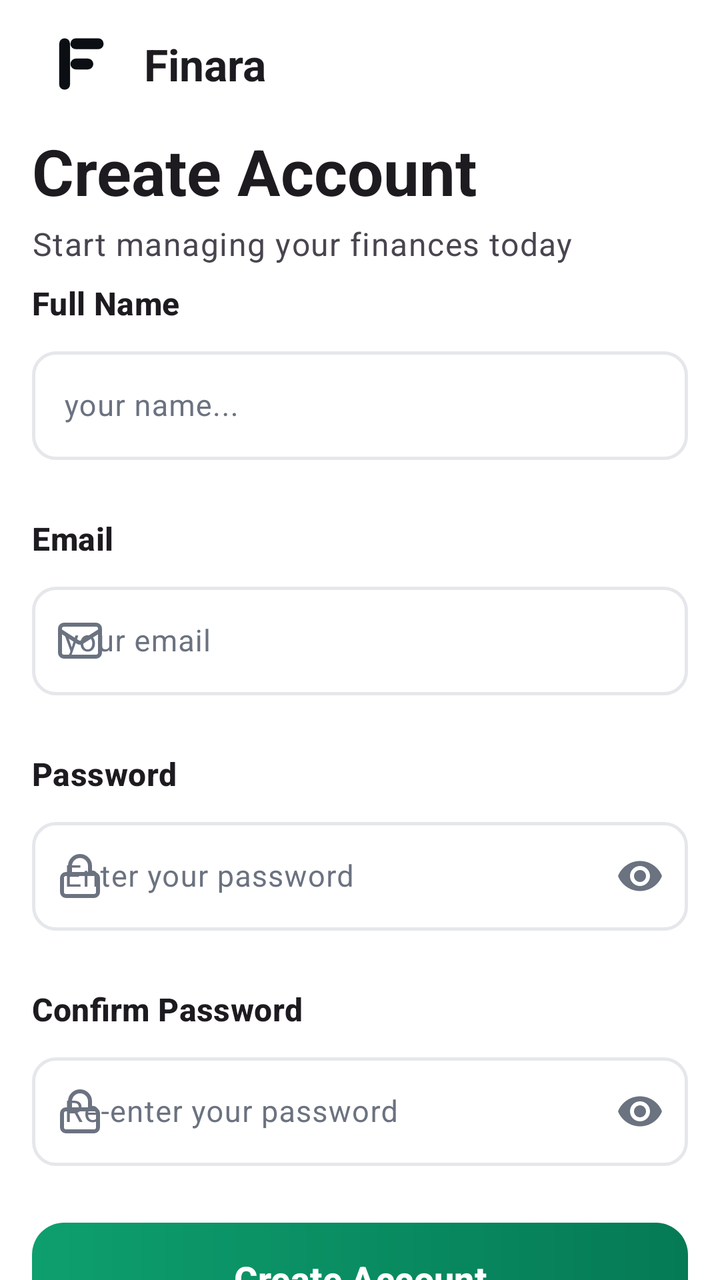
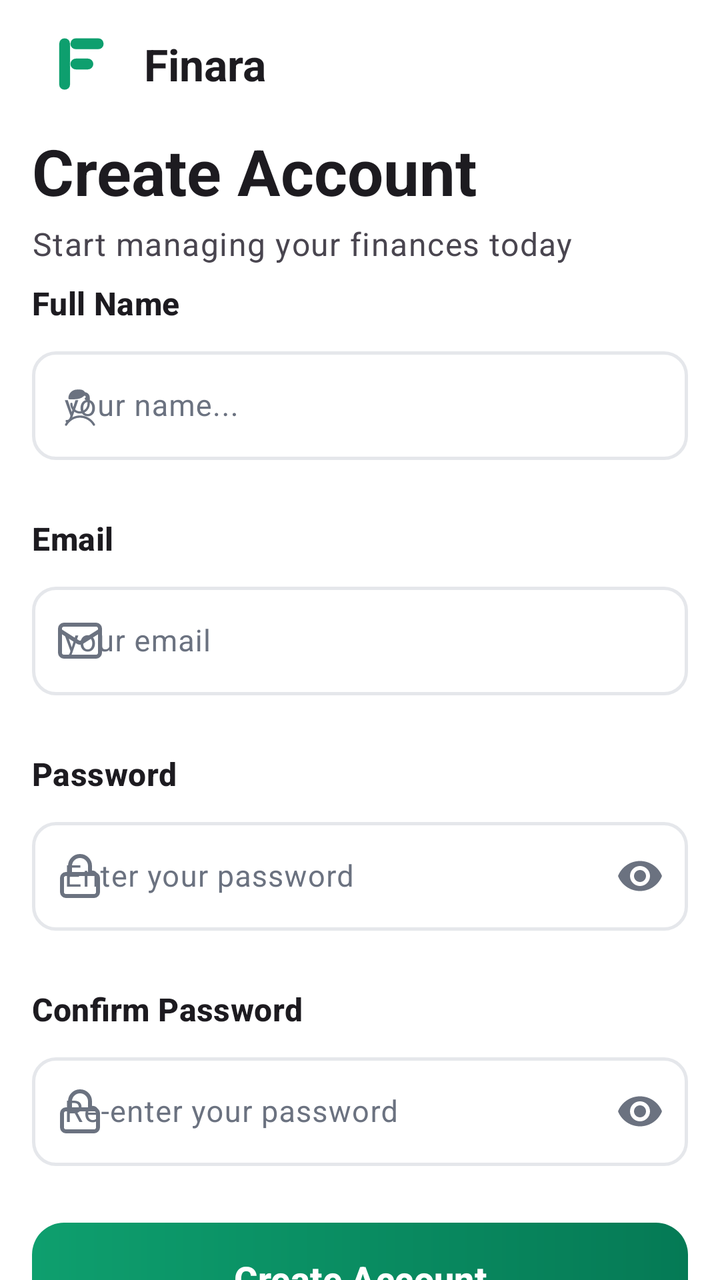

Before-and-after screenshots of an Android layout around one commit, followed by the original layout XML and the change that was made.
<!-- AndroidManifest.xml: application theme Theme.ExpenseTracker -->
<!-- res/layout/screen_login_sign_up.xml -->
<?xml version="1.0" encoding="utf-8"?>
<androidx.core.widget.NestedScrollView xmlns:android="http://schemas.android.com/apk/res/android"
    xmlns:app="http://schemas.android.com/apk/res-auto"
    xmlns:tools="http://schemas.android.com/tools"
    android:layout_width="match_parent"
    android:layout_height="match_parent"
    android:background="?attr/colorSurface"
    android:fillViewport="true"
    tools:context=".presentation.splash.LoginSignUpScreen">

    <LinearLayout
        android:layout_width="match_parent"
        android:layout_height="wrap_content"
        android:orientation="vertical"
        android:paddingHorizontal="@dimen/screen_gutter"
        android:paddingTop="@dimen/space_sm"
        android:paddingBottom="@dimen/space_xl">

        
        <LinearLayout
            android:layout_width="wrap_content"
            android:layout_height="wrap_content"
            android:gravity="center_vertical"
            android:orientation="horizontal">

            <ImageView
                android:id="@+id/imageView"
                android:layout_width="@dimen/login_logo_size"
                android:layout_height="@dimen/login_logo_size"
                android:importantForAccessibility="no"
                android:src="@drawable/finara_monochrome" />

            <TextView
                android:layout_width="wrap_content"
                android:layout_height="wrap_content"
                android:layout_marginStart="@dimen/space_md"
                android:text="@string/finara"
                android:textAppearance="@style/TextAppearance.Material3.TitleLarge"
                android:textColor="?attr/colorOnSurface"
                android:textStyle="bold" />
        </LinearLayout>

        <TextView
            android:layout_width="wrap_content"
            android:layout_height="wrap_content"
            android:layout_marginTop="@dimen/space_xl"
            android:text="@string/create_account"
            android:textAppearance="@style/TextAppearance.Finara.Title" />

        <TextView
            android:layout_width="wrap_content"
            android:layout_height="wrap_content"
            android:layout_marginTop="@dimen/space_xs"
            android:text="@string/sign_up_subtitle"
            android:textAppearance="@style/TextAppearance.Finara.Subtitle" />

        
        <TextView
            android:layout_width="wrap_content"
            android:layout_height="wrap_content"
            android:layout_marginTop="@dimen/space_xl"
            android:labelFor="@id/nameEdit"
            android:text="@string/full_name"
            android:textAppearance="@style/TextAppearance.Finara.FieldLabel" />

        <com.google.android.material.textfield.TextInputLayout
            android:id="@+id/nameLayout"
            style="@style/Widget.Finara.TextInputLayout"
            android:layout_width="match_parent"
            android:layout_height="wrap_content"
            android:layout_marginTop="@dimen/space_md"
            android:hint="@string/hint_name">

            <com.google.android.material.textfield.TextInputEditText
                android:id="@+id/nameEdit"
                style="@style/Widget.Finara.TextInputEditText"
                android:layout_width="match_parent"
                android:layout_height="wrap_content"
                android:autofillHints="name"
                android:imeOptions="actionNext"
                android:inputType="textPersonName" />
        </com.google.android.material.textfield.TextInputLayout>

        
        <TextView
            android:layout_width="wrap_content"
            android:layout_height="wrap_content"
            android:layout_marginTop="@dimen/space_lg"
            android:labelFor="@id/gmailEdit"
            android:text="@string/email"
            android:textAppearance="@style/TextAppearance.Finara.FieldLabel" />

        <com.google.android.material.textfield.TextInputLayout
            android:id="@+id/gmailLayout"
            style="@style/Widget.Finara.TextInputLayout"
            android:layout_width="match_parent"
            android:layout_height="wrap_content"
            android:layout_marginTop="@dimen/space_md"
            android:hint="@string/hint_email"
            app:startIconDrawable="@drawable/ic_mail">

            <com.google.android.material.textfield.TextInputEditText
                android:id="@+id/gmailEdit"
                style="@style/Widget.Finara.TextInputEditText"
                android:layout_width="match_parent"
                android:layout_height="wrap_content"
                android:autofillHints="emailAddress"
                android:imeOptions="actionNext"
                android:inputType="textEmailAddress" />
        </com.google.android.material.textfield.TextInputLayout>

        
        <TextView
            android:layout_width="wrap_content"
            android:layout_height="wrap_content"
            android:layout_marginTop="@dimen/space_lg"
            android:labelFor="@id/passwordEdit"
            android:text="@string/password"
            android:textAppearance="@style/TextAppearance.Finara.FieldLabel" />

        <com.google.android.material.textfield.TextInputLayout
            android:id="@+id/passwordLayout"
            style="@style/Widget.Finara.TextInputLayout"
            android:layout_width="match_parent"
            android:layout_height="wrap_content"
            android:layout_marginTop="@dimen/space_md"
            android:hint="@string/hint_password"
            app:endIconMode="password_toggle"
            app:startIconDrawable="@drawable/ic_password">

            <com.google.android.material.textfield.TextInputEditText
                android:id="@+id/passwordEdit"
                style="@style/Widget.Finara.TextInputEditText"
                android:layout_width="match_parent"
                android:layout_height="wrap_content"
                android:autofillHints="newPassword"
                android:imeOptions="actionNext"
                android:inputType="textPassword" />
        </com.google.android.material.textfield.TextInputLayout>

        
        <TextView
            android:layout_width="wrap_content"
            android:layout_height="wrap_content"
            android:layout_marginTop="@dimen/space_lg"
            android:labelFor="@id/confirmPasswordEdit"
            android:text="@string/confirm_password"
            android:textAppearance="@style/TextAppearance.Finara.FieldLabel" />

        <com.google.android.material.textfield.TextInputLayout
            android:id="@+id/confirmPasswordLayout"
            style="@style/Widget.Finara.TextInputLayout"
            android:layout_width="match_parent"
            android:layout_height="wrap_content"
            android:layout_marginTop="@dimen/space_md"
            android:hint="@string/confirm_hint_password"
            app:endIconMode="password_toggle"
            app:startIconDrawable="@drawable/ic_password">

            <com.google.android.material.textfield.TextInputEditText
                android:id="@+id/confirmPasswordEdit"
                style="@style/Widget.Finara.TextInputEditText"
                android:layout_width="match_parent"
                android:layout_height="wrap_content"
                android:autofillHints="newPassword"
                android:imeOptions="actionDone"
                android:inputType="textPassword" />
        </com.google.android.material.textfield.TextInputLayout>

        
        <com.google.android.material.button.MaterialButton
            android:id="@+id/createAccountBtn"
            style="@style/Widget.Finara.Button.Primary"
            android:layout_width="match_parent"
            android:layout_marginTop="@dimen/space_lg"
            android:text="@string/create_account" />

        
        <LinearLayout
            android:layout_width="match_parent"
            android:layout_height="wrap_content"
            android:layout_marginTop="@dimen/space_xl"
            android:gravity="center_vertical"
            android:orientation="horizontal">

            <View
                android:layout_width="0dp"
                android:layout_height="@dimen/divider_thickness"
                android:layout_weight="1"
                android:background="@color/surface_border" />

            <TextView
                android:layout_width="wrap_content"
                android:layout_height="wrap_content"
                android:layout_marginHorizontal="@dimen/space_md"
                android:text="@string/or_continue_with"
                android:textColor="@color/text_secondary"
                android:textSize="13sp" />

            <View
                android:layout_width="0dp"
                android:layout_height="@dimen/divider_thickness"
                android:layout_weight="1"
                android:background="@color/surface_border" />
        </LinearLayout>

        
        <LinearLayout
            android:layout_width="wrap_content"
            android:layout_height="wrap_content"
            android:layout_gravity="center_horizontal"
            android:layout_marginTop="@dimen/space_lg"
            android:orientation="horizontal">

            <ImageButton
                android:id="@+id/appleBtn"
                style="@style/Widget.Finara.SocialButton"
                android:contentDescription="@string/cd_sign_in_apple"
                android:src="@drawable/ic_apple" />

            <ImageButton
                android:id="@+id/facebookBtn"
                style="@style/Widget.Finara.SocialButton"
                android:layout_marginStart="@dimen/social_button_gap"
                android:contentDescription="@string/cd_sign_in_facebook"
                android:src="@drawable/ic_facebook" />

            <ImageButton
                android:id="@+id/googleBtn"
                style="@style/Widget.Finara.SocialButton"
                android:layout_marginStart="@dimen/social_button_gap"
                android:contentDescription="@string/cd_sign_in_google"
                android:src="@drawable/ic_google" />

            <ImageButton
                android:id="@+id/twitterBtn"
                style="@style/Widget.Finara.SocialButton"
                android:layout_marginStart="@dimen/social_button_gap"
                android:contentDescription="@string/cd_sign_in_twitter"
                android:src="@drawable/ic_xtwitter" />
        </LinearLayout>

        
        <LinearLayout
            android:layout_width="wrap_content"
            android:layout_height="wrap_content"
            android:layout_gravity="center_horizontal"
            android:layout_marginTop="@dimen/space_lg"
            android:gravity="center_vertical"
            android:orientation="horizontal">

            <TextView
                android:layout_width="wrap_content"
                android:layout_height="wrap_content"
                android:text="@string/already_have_account"
                android:textColor="?attr/colorOnSurfaceVariant" />

            <TextView
                android:id="@+id/signInBtn"
                style="@style/Widget.Finara.TextLink"
                android:layout_marginStart="@dimen/space_xs"
                android:text="@string/sign_in" />
        </LinearLayout>

    </LinearLayout>
</androidx.core.widget.NestedScrollView>
<!-- resources referenced by this layout -->
<resources>
  <color name="surface_border">#E5E7EB</color>
  <color name="text_secondary">#6B7280</color>
  <dimen name="divider_thickness">1.5dp</dimen>
  <dimen name="login_logo_size">48dp</dimen>
  <dimen name="screen_gutter">16dp</dimen>
  <dimen name="social_button_gap">12dp</dimen>
  <dimen name="space_lg">8dp</dimen>
  <dimen name="space_md">8dp</dimen>
  <dimen name="space_sm">8dp</dimen>
  <dimen name="space_xl">8dp</dimen>
  <dimen name="space_xs">4dp</dimen>
  <!-- drawable finara_monochrome (drawable) -->
  <vector xmlns:android="http://schemas.android.com/apk/res/android"
      android:width="1024dp"
      android:height="1024dp"
      android:viewportWidth="1024"
      android:viewportHeight="1024">
    <path
        android:pathData="M348,296L348,728"
        android:strokeLineJoin="round"
        android:strokeWidth="116.0"
        android:fillColor="#00000000"
        android:strokeColor="#0B0F14"
        android:strokeLineCap="round"/>
    <path
        android:pathData="M468,296L706,296"
        android:strokeLineJoin="round"
        android:strokeWidth="116.0"
        android:fillColor="#00000000"
        android:strokeColor="#0B0F14"
        android:strokeLineCap="round"/>
    <path
        android:pathData="M468,512L596,512"
        android:strokeLineJoin="round"
        android:strokeWidth="116.0"
        android:fillColor="#00000000"
        android:strokeColor="#0B0F14"
        android:strokeLineCap="round"/>
  </vector>
  <string name="already_have_account">Already have an account?</string>
  <string name="cd_sign_in_apple">Sign in with Apple</string>
  <string name="cd_sign_in_facebook">Sign in with Facebook</string>
  <string name="cd_sign_in_google">Sign in with Google</string>
  <string name="cd_sign_in_twitter">Sign in with X</string>
  <string name="confirm_hint_password">Re-enter your password</string>
  <string name="confirm_password">Confirm Password</string>
  <string name="create_account">Create Account</string>
  <string name="email">Email</string>
  <string name="finara">Finara</string>
  <string name="full_name">Full Name</string>
  <string name="hint_email">your email</string>
  <string name="hint_name">your name...</string>
  <string name="hint_password">Enter your password</string>
  <string name="or_continue_with">or continue with</string>
  <string name="password">Password</string>
  <string name="sign_in">Sign In</string>
  <color name="black">#FF000000</color>
  <dimen name="login_title_text">32sp</dimen>
  <dimen name="button_height">56dp</dimen>
  <color name="white">#FFFFFFFF</color>
  <dimen name="input_corner_radius">12dp</dimen>
  <dimen name="social_button_size">48dp</dimen>
  <dimen name="social_button_padding">12dp</dimen>
  <dimen name="input_stroke_width">1.5dp</dimen>
  <color name="brand_green">#0E9F6E</color>
  <dimen name="touch_target_min">48dp</dimen>
  <dimen name="social_button_corner">12dp</dimen>
  <!-- unchanged entries left out for length: 20 -->
</resources>

<!-- the commit's change to res/layout/screen_login_sign_up.xml (unified diff, before → after) -->
@@ -21,14 +21,15 @@
             android:layout_width="wrap_content"
             android:layout_height="wrap_content"
             android:gravity="center_vertical"
-            android:orientation="horizontal">
+            android:orientation="horizontal"
+            tools:ignore="UseCompoundDrawables">
 
             <ImageView
                 android:id="@+id/imageView"
                 android:layout_width="@dimen/login_logo_size"
                 android:layout_height="@dimen/login_logo_size"
                 android:importantForAccessibility="no"
-                android:src="@drawable/finara_monochrome" />
+                android:src="@drawable/finara_mark_brand" />
 
             <TextView
                 android:layout_width="wrap_content"
@@ -69,6 +70,7 @@
             android:layout_width="match_parent"
             android:layout_height="wrap_content"
             android:layout_marginTop="@dimen/space_md"
+            app:startIconDrawable="@drawable/ic_person"
             android:hint="@string/hint_name">
 
             <com.google.android.material.textfield.TextInputEditText
@@ -78,6 +80,7 @@
                 android:layout_height="wrap_content"
                 android:autofillHints="name"
                 android:imeOptions="actionNext"
+
                 android:inputType="textPersonName" />
         </com.google.android.material.textfield.TextInputLayout>
 
@@ -126,7 +129,8 @@
             android:layout_marginTop="@dimen/space_md"
             android:hint="@string/hint_password"
             app:endIconMode="password_toggle"
-            app:startIconDrawable="@drawable/ic_password">
+            app:startIconDrawable="@drawable/ic_password"
+            tools:ignore="PrivateResource">
 
             <com.google.android.material.textfield.TextInputEditText
                 android:id="@+id/passwordEdit"
@@ -155,7 +159,8 @@
             android:layout_marginTop="@dimen/space_md"
             android:hint="@string/confirm_hint_password"
             app:endIconMode="password_toggle"
-            app:startIconDrawable="@drawable/ic_password">
+            app:startIconDrawable="@drawable/ic_password"
+            tools:ignore="PrivateResource">
 
             <com.google.android.material.textfield.TextInputEditText
                 android:id="@+id/confirmPasswordEdit"
<!-- resource entries referenced after the edit -->
@@ -11,7 +11,7 @@
   <dimen name="space_sm">8dp</dimen>
   <dimen name="space_xl">8dp</dimen>
   <dimen name="space_xs">4dp</dimen>
-  <!-- drawable finara_monochrome (drawable) -->
+  <!-- drawable finara_mark_brand (drawable) -->
   <vector xmlns:android="http://schemas.android.com/apk/res/android"
       android:width="1024dp"
       android:height="1024dp"
@@ -22,22 +22,32 @@
         android:strokeLineJoin="round"
         android:strokeWidth="116.0"
         android:fillColor="#00000000"
-        android:strokeColor="#0B0F14"
+        android:strokeColor="#0E9F6E"
         android:strokeLineCap="round"/>
     <path
         android:pathData="M468,296L706,296"
         android:strokeLineJoin="round"
         android:strokeWidth="116.0"
         android:fillColor="#00000000"
-        android:strokeColor="#0B0F14"
+        android:strokeColor="#0E9F6E"
         android:strokeLineCap="round"/>
     <path
         android:pathData="M468,512L596,512"
         android:strokeLineJoin="round"
         android:strokeWidth="116.0"
         android:fillColor="#00000000"
-        android:strokeColor="#0B0F14"
+        android:strokeColor="#0E9F6E"
         android:strokeLineCap="round"/>
+  </vector>
+  <!-- drawable ic_person (drawable) -->
+  <vector xmlns:android="http://schemas.android.com/apk/res/android"
+      android:width="24dp"
+      android:height="24dp"
+      android:viewportWidth="128"
+      android:viewportHeight="128">
+      <path
+          android:fillColor="#FF000000"
+          android:pathData="M56,21.9C43.3,21.9 33,32.2 33,44.9C33,46.6 34.3,47.9 36,47.9L41.2,47.9L41.4,47.9C52.9,47.9 64.6,47.9 73,40.4L73,40.5C73.4,40.1 73.8,39.8 74.1,39.4C75.2,38.2 77.1,38 78.3,39.1C79.6,40.2 79.7,42.2 78.5,43.5L77.1,44.9C75.8,46.2 76.3,48.4 78,49.1C79,49.5 80.1,49.7 81.2,49.8C82.7,50 83.9,51.2 83.9,52.8L83.9,59.6C84,70.1 76,79.2 65.4,80C53.8,80.8 44.1,71.6 44,60.1C44,58.5 42.8,57.1 41.2,57C39.5,56.9 38,58.3 38,60C38,74.3 49.7,86 64,86C77.9,86 89.3,75.1 90,61.3L90,61L90,47L90,44L90,43C90,35.8 84.6,29.9 77.6,29.1L77.2,28.5C74.3,24.4 69.5,21.9 64.5,21.9L56,21.9zM64,91C47.6,91 32.4,99.9 24.3,114.1C23.5,115.5 24,117.4 25.4,118.2C25.9,118.5 26.4,118.6 26.9,118.6C27.9,118.6 29,118.1 29.5,117.1C36.6,104.7 49.8,97 64,97C78.2,97 91.4,104.7 98.5,117.1C99.3,118.5 101.2,119 102.6,118.2C104,117.4 104.5,115.5 103.7,114.1C95.6,99.9 80.4,91 64,91z" />
   </vector>
   <string name="already_have_account">Already have an account?</string>
   <string name="cd_sign_in_apple">Sign in with Apple</string>
